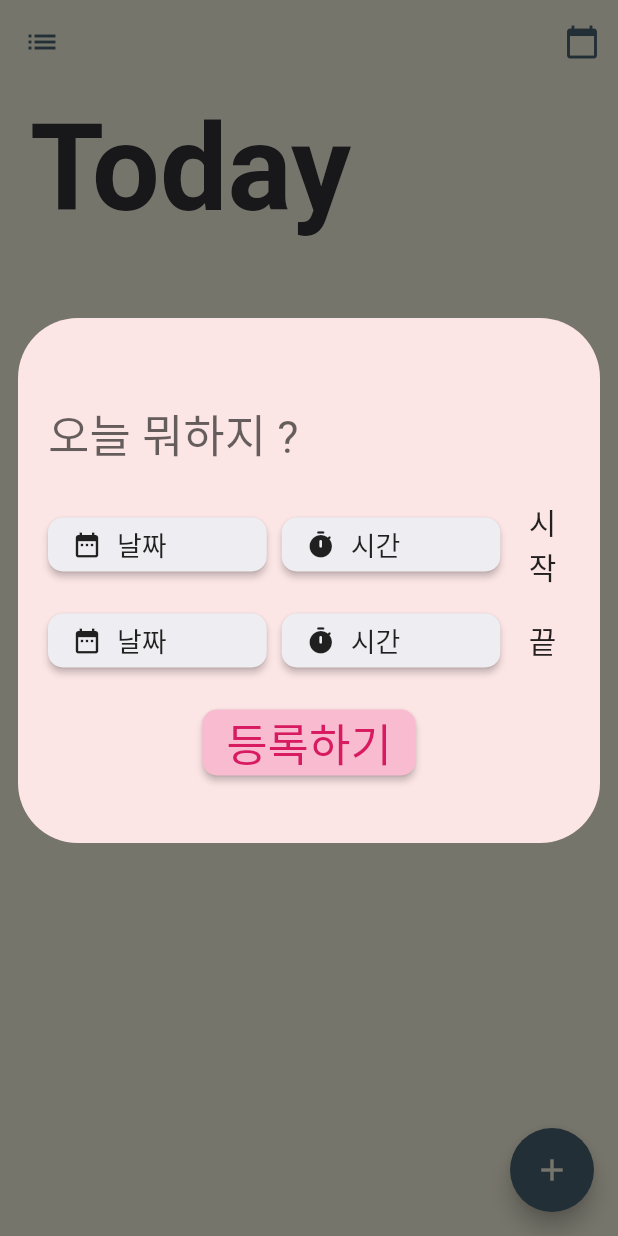
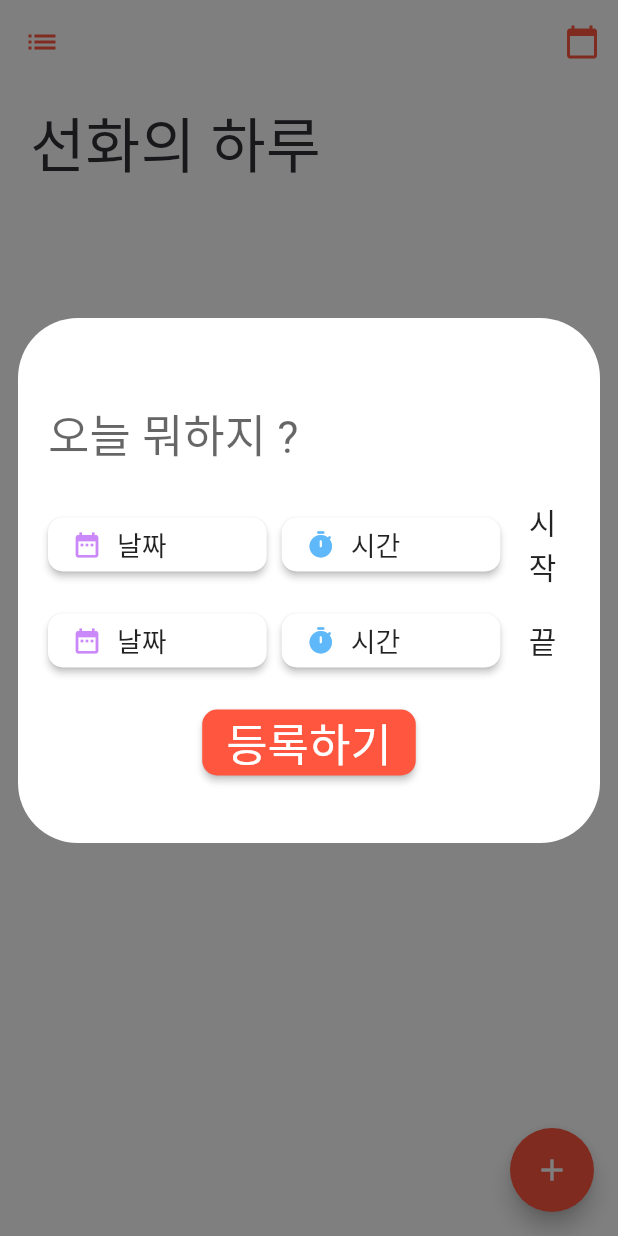
Before and after one commit to klize/today, a Flutter app: the screen it shows after launch, after a tap on the "add" icon, on a phone screen of 412 x 824 dp. Run offline on Flutter 3.47's test engine with Material 2 defaults, Android fonts, the phone set to English and light mode, and no system bars; our stand-ins replace flutter_datetime_picker, sqflite, table_calendar; accounts and stored records are empty; Roboto replaces fonts that are missing (GamjaFlower).

Commit message:
change the theme and the name of this app

```diff
--- a/lib/components/datetime_picker_row.dart
+++ b/lib/components/datetime_picker_row.dart
@@ -1,6 +1,7 @@
 import 'package:flutter/material.dart';
 import 'package:flutter_datetime_picker/flutter_datetime_picker.dart';
 import 'package:today/components/picker_button.dart';
+import 'package:today/utils/constants.dart';
 
 class DateTimePickerRow extends StatefulWidget {
   final String tail;
@@ -32,6 +33,7 @@ class _DateTimePickerRowState extends State<DateTimePickerRow> {
             leadingIcon: Icon(
               Icons.date_range,
               size: 20,
+              color: kNewTaskButtonCalendarIconColor,
             ),
             innerText: widget.dateStr,
             onPressed: widget.onDatePressed,
@@ -46,6 +48,7 @@ class _DateTimePickerRowState extends State<DateTimePickerRow> {
               leadingIcon: Icon(
                 Icons.timer_rounded,
                 size: 20,
+                color: kNewTaskButtonClockIconColor,
               ),
               innerText: widget.timeStr,
               onPressed: widget.onTimePressed,
--- a/lib/models/task_data.dart
+++ b/lib/models/task_data.dart
@@ -10,7 +10,7 @@ class TaskData with ChangeNotifier {
   TaskData(this._items, {this.helper}) {
     if (this.helper != null) {
       print("helper $helper");
-      loadData();
+      searchData(DateTime.now());
     }
   }
 
--- a/lib/screens/today.dart
+++ b/lib/screens/today.dart
@@ -20,7 +20,7 @@ class TodayScreen extends StatelessWidget {
       appBar: AppBar(
         leading: Icon(
           Icons.list,
-          color: Color(0xff475E6C),
+          color: kAppBarIconColor,
         ),
         backgroundColor: Colors.transparent,
         elevation: 0,
@@ -28,13 +28,13 @@ class TodayScreen extends StatelessWidget {
           IconButton(
             icon: Icon(
               Icons.calendar_today,
-              color: Color(0xff475E6C),
+              color: kAppBarIconColor,
             ),
             onPressed: () {},
           )
         ],
       ),
-      backgroundColor: Color(0xffEDEAD7),
+      backgroundColor: kAppBackgroundColor,
       body: Column(
         crossAxisAlignment: CrossAxisAlignment.stretch,
         children: <Widget>[
@@ -76,7 +76,7 @@ class TodayScreen extends StatelessWidget {
             },
           );
         },
-        backgroundColor: Color(0xff475E6C),
+        backgroundColor: kAppBarIconColor,
         child: Icon(
           Icons.add,
           color: kAppBackgroundColor,
--- a/lib/utils/constants.dart
+++ b/lib/utils/constants.dart
@@ -1,11 +1,14 @@
 // Colors
 import 'package:flutter/material.dart';
 
-const kAppBackgroundColor = Color(0xffEDEAD7);
-const kAppBarIconColor = Color(0xff475E6C);
+const kAppBackgroundColor = Color(0xffffffff);
+const kAppBarIconColor = Color(0xffff5640);
 const kScreenTitleColor = Color(0xff303136);
 const kListTileTitleColor = Color(0xff34353A);
 const kListTileSubtitleColor = Color(0xff979193);
 const kDayCardColor = Color(0xffE8C2C0);
-const kNewTaskBackgroundColor = Color(0xffFCE5E5);
-const kNewTaskButtonColor = Color(0xffEEEDF1);
+const kNewTaskButtonCalendarIconColor = Color(0xffCA88F8);
+const kNewTaskButtonClockIconColor = Color(0xff5FB8F9);
+const kNewTaskRegisterButtonColor = Color(0xffff5640);
+const kNewTaskBackgroundColor = Color(0xffffffff);
+const kNewTaskButtonColor = Color(0xffffffff);
--- a/lib/widgets/task_register.dart
+++ b/lib/widgets/task_register.dart
@@ -199,7 +199,7 @@ class _TaskRegisterState extends State<TaskRegister> {
                       .addTask(newTask);
                   Navigator.pop(context);
                 },
-                color: Colors.pink[100],
+                color: kNewTaskRegisterButtonColor,
                 shape: RoundedRectangleBorder(
                   borderRadius: BorderRadius.circular(10.0),
                 ),
@@ -208,7 +208,7 @@ class _TaskRegisterState extends State<TaskRegister> {
                   style: TextStyle(
                     fontSize: 30,
                     fontFamily: 'GamjaFlower',
-                    color: Colors.pink[600],
+                    color: Colors.white,
                   ),
                 ),
               ),
--- a/lib/widgets/title_section.dart
+++ b/lib/widgets/title_section.dart
@@ -37,12 +37,11 @@ class _TitleSectionState extends State<TitleSection> {
               child: Padding(
                 padding: EdgeInsets.only(left: 10),
                 child: Text(
-                  "Today",
+                  "선화의 하루",
                   textAlign: TextAlign.start,
                   style: TextStyle(
-                    fontSize: 80,
+                    fontSize: 40,
                     fontFamily: "GamjaFlower",
-                    fontWeight: FontWeight.bold,
                     color: kScreenTitleColor,
                   ),
                 ),
```
Also changed, not shown: 1 other file.
